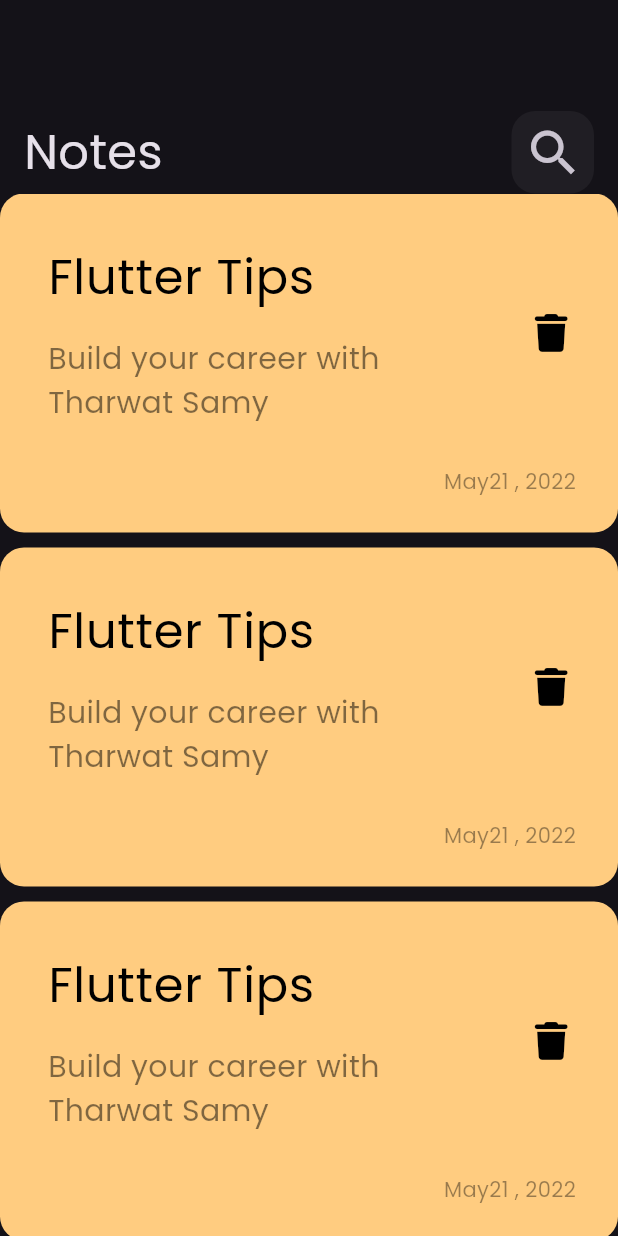
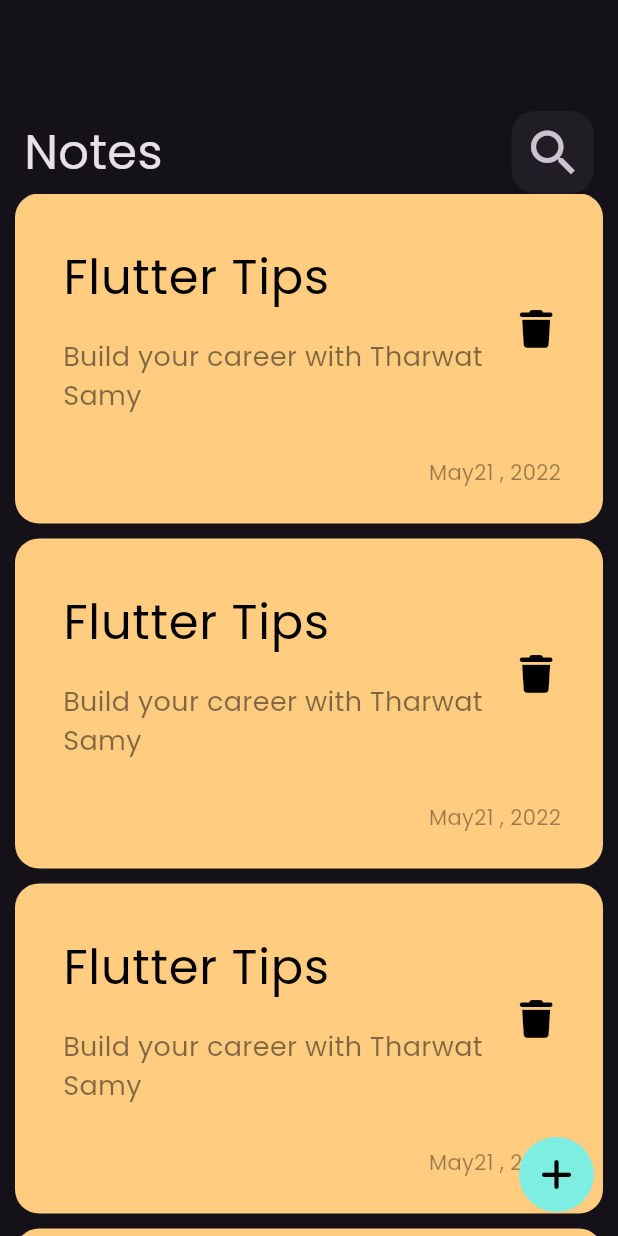
Before and after one commit to Bakry-Man/Notes-App, a Flutter app: the screen it shows after launch, on a phone screen of 412 x 824 dp. Run offline on Flutter 3.47's test engine with Material 3 defaults, Android fonts, the phone set to English and light mode, and no system bars; our stand-ins replace font_awesome_flutter.

Commit message:
add floating action button

```diff
--- a/lib/views/home_page.dart
+++ b/lib/views/home_page.dart
@@ -1,4 +1,5 @@
 import 'package:flutter/material.dart';
+import 'package:font_awesome_flutter/font_awesome_flutter.dart';
 import 'package:notesapp/models/note_model.dart';
 import 'package:notesapp/widgets/custom_app_bar.dart';
 import 'package:notesapp/widgets/custom_note_widget.dart';
@@ -20,6 +21,13 @@ class HomeView extends StatelessWidget {
             Expanded(child: NotesListView())
           ],
         ),
-    );
+        floatingActionButton: CircleAvatar(
+          radius: 25,
+          backgroundColor: Color(0xFF7FEEE2),
+          child: Icon(
+            FontAwesomeIcons.plus,
+            color: Colors.black,
+          ),
+        ));
   }
 }
--- a/lib/widgets/custom_note_widget.dart
+++ b/lib/widgets/custom_note_widget.dart
@@ -10,7 +10,7 @@ class CustomNoteWidget extends StatelessWidget {
   @override
   Widget build(BuildContext context) {
     return Padding(
-      padding: const EdgeInsets.only(bottom: 10),
+      padding: const EdgeInsets.only(bottom: 10, left: 10, right: 10),
       child: Container(
           padding:
               const EdgeInsets.only(top: 24, bottom: 24, left: 16, right: 8),
@@ -30,7 +30,7 @@ class CustomNoteWidget extends StatelessWidget {
                   padding: const EdgeInsets.only(top: 16),
                   child: Text('Build your career with Tharwat Samy',
                       style: TextStyle(
-                          color: Colors.black.withOpacity(0.5), fontSize: 20)),
+                          color: Colors.black.withOpacity(0.5), fontSize: 18)),
                 ),
                 trailing: const Icon(
                   FontAwesomeIcons.trash,
```
Also changed, not shown: 1 other file. Lines whose indentation alone changed are shown as unchanged.
